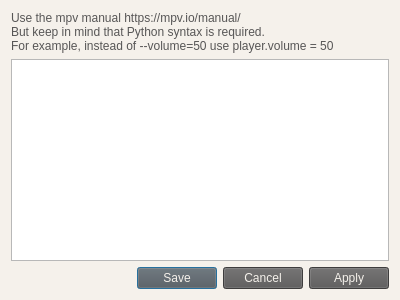
Qt form forms/launch_parameters_window.ui (Communist02/AnimePlayer) before a commit.
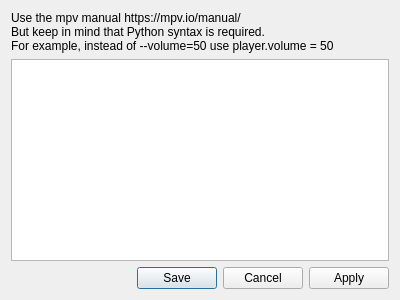
The same form after that commit. Icons and pictures are not drawn.

```diff
--- a/forms/launch_parameters_window.ui
+++ b/forms/launch_parameters_window.ui
@@ -17,24 +17,6 @@
    <iconset>
     <normaloff>../favicon.ico</normaloff>../favicon.ico</iconset>
   </property>
-  <property name="styleSheet">
-   <string notr="true">QDialog {
-	background-color: rgb(245, 241, 235);
-}
-
-QLabel {
-	color: rgb(87, 86, 86);
-}
-
-QCheckBox {
-	color: rgb(87, 86, 86);
-}
-
-QPushButton {
-	background-color: rgb(87, 86, 86);
-	color: rgb(245, 241, 235);
-}</string>
-  </property>
   <layout class="QVBoxLayout" name="verticalLayout">
    <item>
     <widget class="QLabel" name="label">
```
Left out of the diff: 4 changed lines with no effect on the pictures.
